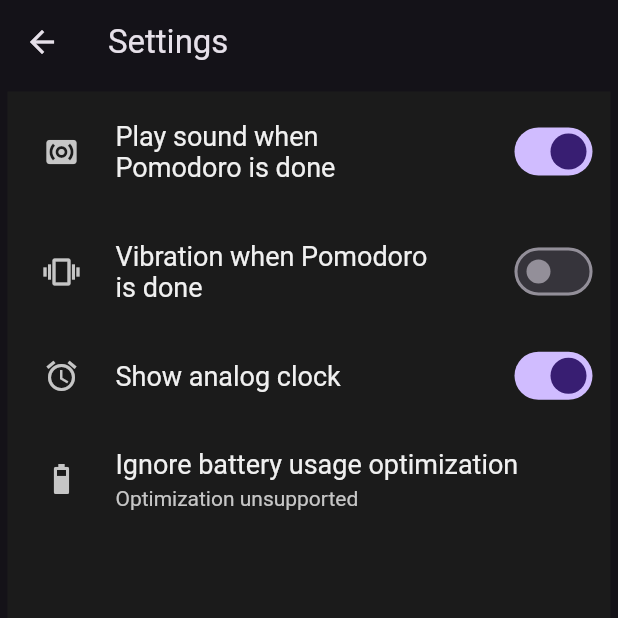
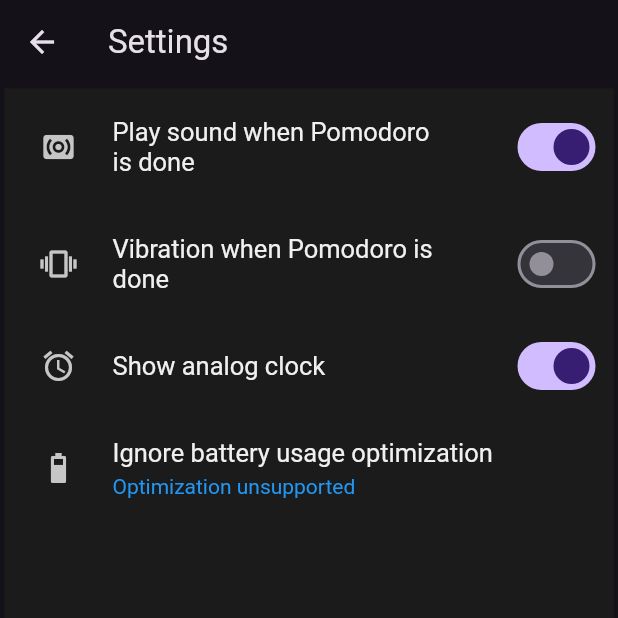
Before and after one commit to dajkim76/good_timer, a Flutter app: the SettingsPage screen opened directly, on a phone screen of 412 x 824 dp, the top half of it. Run offline on Flutter 3.47's test engine with Material 3 defaults, Android fonts, the phone set to English and light mode, and no system bars; drawn by our look-alikes of settings_ui; our stand-ins replace fluttertoast, realm, shared_preferences, sprintf, table_calendar, vibration and 1 more; accounts and stored records are empty; generated files the repository leaves out were written again.

Commit message:
update design (font size, color)

```diff
--- a/lib/home_page.dart
+++ b/lib/home_page.dart
@@ -294,7 +294,10 @@ class _MyHomePageState extends State<MyHomePage> with SingleTickerProviderStateM
           appBar: AppBar(
             // Here we take the value from the MyHomePage object that was created by
             // the App.build method, and use it to set our appbar title.
-            title: Text(S.of(context).appName),
+            title: Text(
+              S.of(context).appName,
+              style: const TextStyle(fontSize: 17),
+            ),
             // 명시적으로 페이지 종료버튼을 추가
             leading: IconButton(
               icon: const Icon(Icons.close),
--- a/lib/l10n/intl_ko.arb
+++ b/lib/l10n/intl_ko.arb
@@ -10,7 +10,7 @@
   "ready" : "준비",
   "be_focus": "업무에 집중하세요~",
   "in_rest" : "휴식중... ^^",
-  "sound_when_pomodoro_done": "포모도로 완료시 소리내기",
+  "sound_when_pomodoro_done": "뽀모도로 완료시 소리내기",
   "pressAgainToExit": "종료하려면 한 번 더 누르세요",
   "tasks": "작업 목록",
   "add_task": "작업 추가",
@@ -35,5 +35,5 @@
   "battery_optimization_ignored": "최적화 앱에서 제외됨",
   "battery_optimization_not_ignored": "죄적화 앱에서 제외되지 않음",
   "battery_optimization_unsupported": "최적화 지원하지 않음",
-  "vibration_when_pomodoro_done": "포모도로 완료시 진동하기"
+  "vibration_when_pomodoro_done": "뽀모도로 완료시 진동하기"
 }
--- a/lib/pomodoro_page.dart
+++ b/lib/pomodoro_page.dart
@@ -205,7 +205,7 @@ class _PomodoroState extends State<PomodoroPage> {
                 ),
                 subtitle: _pomodoroList[index].memo?.isNotEmpty == true
                     ? Text(_pomodoroList[index].memo!,
-                        overflow: TextOverflow.ellipsis, style: const TextStyle(color: Colors.orange))
+                        overflow: TextOverflow.ellipsis, style: const TextStyle(color: Colors.blue))
                     : null,
                 trailing: PopupMenuButton<int>(
                   onSelected: (int menuIndex) {
--- a/lib/settings_page.dart
+++ b/lib/settings_page.dart
@@ -15,6 +15,7 @@ class SettingsPage extends StatefulWidget {
 
 class _SettingsState extends State<SettingsPage> {
   int _batteryIgnoredStatus = -1;
+  static const kFontSize = 17.0;
 
   @override
   void initState() {
@@ -31,7 +32,7 @@ class _SettingsState extends State<SettingsPage> {
         title: Text(S.of(context).settings),
       ),
       body: Padding(
-        padding: EdgeInsets.all(5.0),
+        padding: const EdgeInsets.all(3.0),
         child: SettingsList(
           sections: [
             SettingsSection(title: null, tiles: <SettingsTile>[
@@ -41,7 +42,10 @@ class _SettingsState extends State<SettingsPage> {
                 },
                 initialValue: settingsProvider.isPlaySound,
                 leading: const Icon(Icons.surround_sound),
-                title: Text(S.of(context).sound_when_pomodoro_done),
+                title: Text(
+                  S.of(context).sound_when_pomodoro_done,
+                  style: const TextStyle(fontSize: kFontSize),
+                ),
               ),
               SettingsTile.switchTile(
                 onToggle: (value) {
@@ -49,7 +53,10 @@ class _SettingsState extends State<SettingsPage> {
                 },
                 initialValue: settingsProvider.isVibration,
                 leading: const Icon(Icons.vibration),
-                title: Text(S.of(context).vibration_when_pomodoro_done),
+                title: Text(
+                  S.of(context).vibration_when_pomodoro_done,
+                  style: const TextStyle(fontSize: kFontSize),
+                ),
               ),
               SettingsTile.switchTile(
                 onToggle: (value) {
@@ -57,12 +64,21 @@ class _SettingsState extends State<SettingsPage> {
                 },
                 initialValue: settingsProvider.isAnalogClock,
                 leading: const Icon(Icons.alarm),
-                title: Text(S.of(context).show_analog_clock),
+                title: Text(
+                  S.of(context).show_analog_clock,
+                  style: const TextStyle(fontSize: kFontSize),
+                ),
               ),
               SettingsTile.navigation(
-                title: Text(S.of(context).ignore_battery_optimization),
+                title: Text(
+                  S.of(context).ignore_battery_optimization,
+                  style: const TextStyle(fontSize: kFontSize),
+                ),
                 leading: const Icon(Icons.battery_5_bar),
-                description: Text(_getBatteryIgnoredStatusMsg()),
+                description: Text(
+                  _getBatteryIgnoredStatusMsg(),
+                  style: const TextStyle(color: Colors.blue),
+                ),
                 onPressed: (context) async {
                   await MyNativePlugin.ignoreBatteryOptimization();
                   queryBatteryIgnoredStatus();
--- a/lib/task_list_drawer.dart
+++ b/lib/task_list_drawer.dart
@@ -49,7 +49,7 @@ class _TaskListDrawerState extends State<TaskListDrawer> {
               title: buildTaskTitle(_taskList[index]),
               subtitle: _taskList[index].memo?.isNotEmpty == true
                   ? Text(_taskList[index].memo!,
-                      overflow: TextOverflow.ellipsis, style: const TextStyle(color: Colors.orange))
+                      overflow: TextOverflow.ellipsis, style: const TextStyle(color: Colors.blue))
                   : null,
               contentPadding: const EdgeInsets.all(0),
               onTap: () {
```
